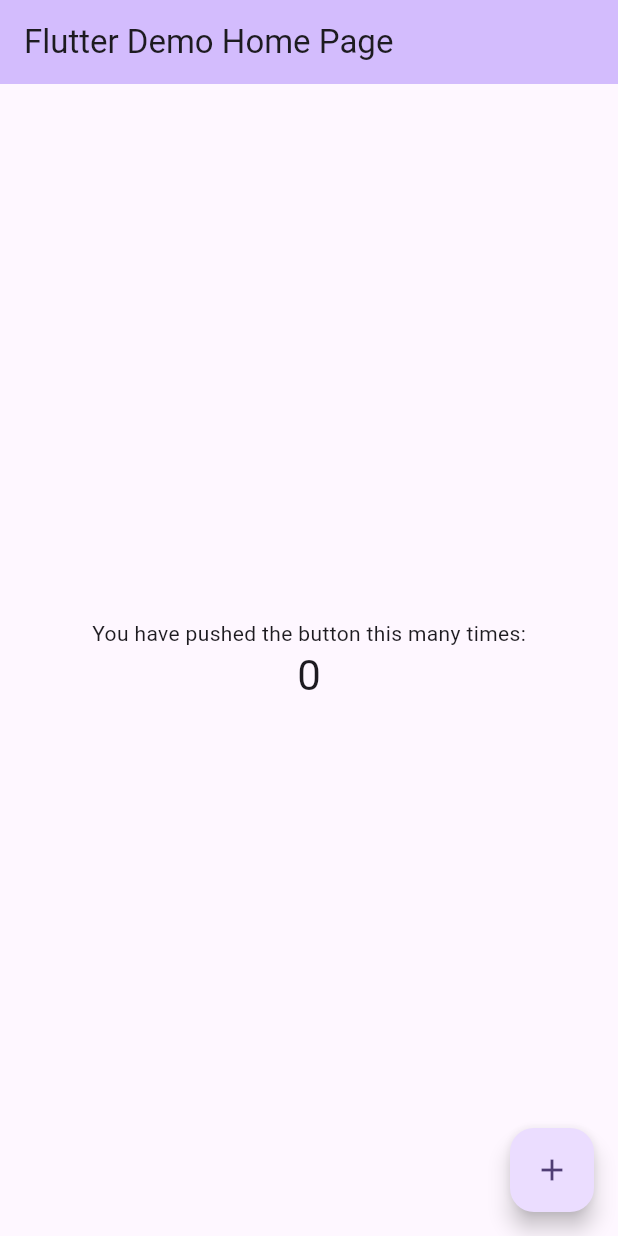
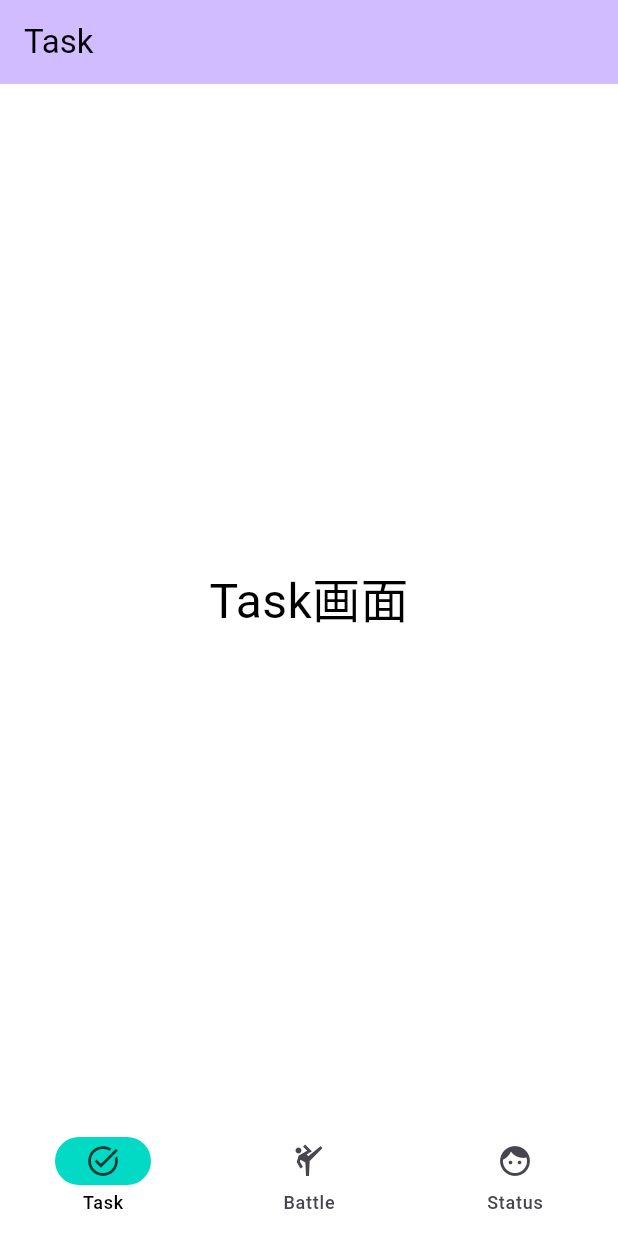
Before and after one commit to Ryoga-88/flutter_hackathon, a Flutter app: the screen it shows after launch, on a phone screen of 412 x 824 dp. Run offline on Flutter 3.47's test engine with Material 3 defaults, Android fonts, the light colour scheme and no system bars.

Commit message:
md navbar

```diff
--- a/lib/main.dart
+++ b/lib/main.dart
@@ -1,122 +1,123 @@
 import 'package:flutter/material.dart';
+import 'src/app.dart';
 
 void main() {
   runApp(const MyApp());
 }
 
-class MyApp extends StatelessWidget {
-  const MyApp({super.key});
+// class MyApp extends StatelessWidget {
+//   const MyApp({super.key});
 
-  // This widget is the root of your application.
-  @override
-  Widget build(BuildContext context) {
-    return MaterialApp(
-      title: 'Flutter Demo',
-      theme: ThemeData(
-        // This is the theme of your application.
-        //
-        // TRY THIS: Try running your application with "flutter run". You'll see
-        // the application has a purple toolbar. Then, without quitting the app,
-        // try changing the seedColor in the colorScheme below to Colors.green
-        // and then invoke "hot reload" (save your changes or press the "hot
-        // reload" button in a Flutter-supported IDE, or press "r" if you used
-        // the command line to start the app).
-        //
-        // Notice that the counter didn't reset back to zero; the application
-        // state is not lost during the reload. To reset the state, use hot
-        // restart instead.
-        //
-        // This works for code too, not just values: Most code changes can be
-        // tested with just a hot reload.
-        colorScheme: ColorScheme.fromSeed(seedColor: Colors.deepPurple),
-      ),
-      home: const MyHomePage(title: 'Flutter Demo Home Page'),
-    );
-  }
-}
+//   // This widget is the root of your application.
+//   @override
+//   Widget build(BuildContext context) {
+//     return MaterialApp(
+//       title: 'Flutter Demo',
+//       theme: ThemeData(
+//         // This is the theme of your application.
+//         //
+//         // TRY THIS: Try running your application with "flutter run". You'll see
+//         // the application has a purple toolbar. Then, without quitting the app,
+//         // try changing the seedColor in the colorScheme below to Colors.green
+//         // and then invoke "hot reload" (save your changes or press the "hot
+//         // reload" button in a Flutter-supported IDE, or press "r" if you used
+//         // the command line to start the app).
+//         //
+//         // Notice that the counter didn't reset back to zero; the application
+//         // state is not lost during the reload. To reset the state, use hot
+//         // restart instead.
+//         //
+//         // This works for code too, not just values: Most code changes can be
+//         // tested with just a hot reload.
+//         colorScheme: ColorScheme.fromSeed(seedColor: Colors.deepPurple),
+//       ),
+//       home: const MyHomePage(title: 'Flutter Demo Home Page'),
+//     );
+//   }
+// }
 
-class MyHomePage extends StatefulWidget {
-  const MyHomePage({super.key, required this.title});
+// class MyHomePage extends StatefulWidget {
+//   const MyHomePage({super.key, required this.title});
 
-  // This widget is the home page of your application. It is stateful, meaning
-  // that it has a State object (defined below) that contains fields that affect
-  // how it looks.
+//   // This widget is the home page of your application. It is stateful, meaning
+//   // that it has a State object (defined below) that contains fields that affect
+//   // how it looks.
 
-  // This class is the configuration for the state. It holds the values (in this
-  // case the title) provided by the parent (in this case the App widget) and
-  // used by the build method of the State. Fields in a Widget subclass are
-  // always marked "final".
+//   // This class is the configuration for the state. It holds the values (in this
+//   // case the title) provided by the parent (in this case the App widget) and
+//   // used by the build method of the State. Fields in a Widget subclass are
+//   // always marked "final".
 
-  final String title;
+//   final String title;
 
-  @override
-  State<MyHomePage> createState() => _MyHomePageState();
-}
+//   @override
+//   State<MyHomePage> createState() => _MyHomePageState();
+// }
 
-class _MyHomePageState extends State<MyHomePage> {
-  int _counter = 0;
+// class _MyHomePageState extends State<MyHomePage> {
+//   int _counter = 0;
 
-  void _incrementCounter() {
-    setState(() {
-      // This call to setState tells the Flutter framework that something has
-      // changed in this State, which causes it to rerun the build method below
-      // so that the display can reflect the updated values. If we changed
-      // _counter without calling setState(), then the build method would not be
-      // called again, and so nothing would appear to happen.
-      _counter++;
-    });
-  }
+//   void _incrementCounter() {
+//     setState(() {
+//       // This call to setState tells the Flutter framework that something has
+//       // changed in this State, which causes it to rerun the build method below
+//       // so that the display can reflect the updated values. If we changed
+//       // _counter without calling setState(), then the build method would not be
+//       // called again, and so nothing would appear to happen.
+//       _counter++;
+//     });
+//   }
 
-  @override
-  Widget build(BuildContext context) {
-    // This method is rerun every time setState is called, for instance as done
-    // by the _incrementCounter method above.
-    //
-    // The Flutter framework has been optimized to make rerunning build methods
-    // fast, so that you can just rebuild anything that needs updating rather
-    // than having to individually change instances of widgets.
-    return Scaffold(
-      appBar: AppBar(
-        // TRY THIS: Try changing the color here to a specific color (to
-        // Colors.amber, perhaps?) and trigger a hot reload to see the AppBar
-        // change color while the other colors stay the same.
-        backgroundColor: Theme.of(context).colorScheme.inversePrimary,
-        // Here we take the value from the MyHomePage object that was created by
-        // the App.build method, and use it to set our appbar title.
-        title: Text(widget.title),
-      ),
-      body: Center(
-        // Center is a layout widget. It takes a single child and positions it
-        // in the middle of the parent.
-        child: Column(
-          // Column is also a layout widget. It takes a list of children and
-          // arranges them vertically. By default, it sizes itself to fit its
-          // children horizontally, and tries to be as tall as its parent.
-          //
-          // Column has various properties to control how it sizes itself and
-          // how it positions its children. Here we use mainAxisAlignment to
-          // center the children vertically; the main axis here is the vertical
-          // axis because Columns are vertical (the cross axis would be
-          // horizontal).
-          //
-          // TRY THIS: Invoke "debug painting" (choose the "Toggle Debug Paint"
-          // action in the IDE, or press "p" in the console), to see the
-          // wireframe for each widget.
-          mainAxisAlignment: MainAxisAlignment.center,
-          children: <Widget>[
-            const Text('You have pushed the button this many times:'),
-            Text(
-              '$_counter',
-              style: Theme.of(context).textTheme.headlineMedium,
-            ),
-          ],
-        ),
-      ),
-      floatingActionButton: FloatingActionButton(
-        onPressed: _incrementCounter,
-        tooltip: 'Increment',
-        child: const Icon(Icons.add),
-      ), // This trailing comma makes auto-formatting nicer for build methods.
-    );
-  }
-}
+//   @override
+//   Widget build(BuildContext context) {
+//     // This method is rerun every time setState is called, for instance as done
+//     // by the _incrementCounter method above.
+//     //
+//     // The Flutter framework has been optimized to make rerunning build methods
+//     // fast, so that you can just rebuild anything that needs updating rather
+//     // than having to individually change instances of widgets.
+//     return Scaffold(
+//       appBar: AppBar(
+//         // TRY THIS: Try changing the color here to a specific color (to
+//         // Colors.amber, perhaps?) and trigger a hot reload to see the AppBar
+//         // change color while the other colors stay the same.
+//         backgroundColor: Theme.of(context).colorScheme.inversePrimary,
+//         // Here we take the value from the MyHomePage object that was created by
+//         // the App.build method, and use it to set our appbar title.
+//         title: Text(widget.title),
+//       ),
+//       body: Center(
+//         // Center is a layout widget. It takes a single child and positions it
+//         // in the middle of the parent.
+//         child: Column(
+//           // Column is also a layout widget. It takes a list of children and
+//           // arranges them vertically. By default, it sizes itself to fit its
+//           // children horizontally, and tries to be as tall as its parent.
+//           //
+//           // Column has various properties to control how it sizes itself and
+//           // how it positions its children. Here we use mainAxisAlignment to
+//           // center the children vertically; the main axis here is the vertical
+//           // axis because Columns are vertical (the cross axis would be
+//           // horizontal).
+//           //
+//           // TRY THIS: Invoke "debug painting" (choose the "Toggle Debug Paint"
+//           // action in the IDE, or press "p" in the console), to see the
+//           // wireframe for each widget.
+//           mainAxisAlignment: MainAxisAlignment.center,
+//           children: <Widget>[
+//             const Text('You have pushed the button this many times:'),
+//             Text(
+//               '$_counter',
+//               style: Theme.of(context).textTheme.headlineMedium,
+//             ),
+//           ],
+//         ),
+//       ),
+//       floatingActionButton: FloatingActionButton(
+//         onPressed: _incrementCounter,
+//         tooltip: 'Increment',
+//         child: const Icon(Icons.add),
+//       ), // This trailing comma makes auto-formatting nicer for build methods.
+//     );
+//   }
+// }
--- /dev/null
+++ b/lib/src/app.dart
@@ -0,0 +1,72 @@
+import 'package:flutter/material.dart';
+import 'config/theme/app_theme.dart';  // テーマをインポート
+import 'screens/task.dart';
+import 'screens/battle.dart';
+import 'screens/status.dart';
+
+class MyApp extends StatelessWidget {
+  const MyApp({super.key});
+
+  @override
+  Widget build(BuildContext context) {
+    return MaterialApp(
+      title: 'Flutter Demo',
+      // カスタムテーマを適用
+      theme: AppTheme.light(),
+      // NavigaionBarのClassを呼び出す
+      home: const BottomNavigation(),
+    );
+  }
+}
+
+class BottomNavigation extends StatefulWidget {
+  const BottomNavigation({super.key});
+
+  @override
+  State<BottomNavigation> createState() => _BottomNavigationState();
+}
+
+class _BottomNavigationState extends State<BottomNavigation> {
+  // 各画面のリスト
+  static const _screens = [
+    TaskScreen(),
+    BattleScreen(),
+    StatusScreen()
+  ];
+  // 選択されている画面のインデックス
+  int _selectedIndex = 0;
+
+  @override
+  Widget build(BuildContext context) {
+    final ThemeData theme = Theme.of(context);
+    return Scaffold(
+      body: _screens[_selectedIndex],
+      // 本題のNavigationBar
+      bottomNavigationBar: NavigationBar(
+        // タップされたタブのインデックスを設定
+        onDestinationSelected: (int index) {
+          setState(() {
+            _selectedIndex = index;
+          });
+        },
+        // テーマからセカンダリカラーを取得して使用
+        indicatorColor: theme.colorScheme.secondary,  // ここを変更
+        selectedIndex: _selectedIndex,
+        destinations: const <Widget>[
+          NavigationDestination(
+            icon: Icon(Icons.task_alt),
+            label: 'Task',
+          ),
+          NavigationDestination(
+            icon: Icon(Icons.sports_martial_arts),
+            label: 'Battle',
+          ),
+          NavigationDestination(
+            icon: Icon(Icons.face),
+            label: 'Status',
+          ),
+        ],
+      )
+    );
+  }
+}
--- /dev/null
+++ b/lib/src/config/theme/app_theme.dart
@@ -0,0 +1,14 @@
+// lib/src/config/theme/app_theme.dart
+import 'package:flutter/material.dart';
+import 'color_schemes.dart';
+
+class AppTheme {
+  // ライトテーマ
+  static ThemeData light() {
+    return ThemeData(
+      colorScheme: lightColorScheme,
+      useMaterial3: true,
+      // その他のテーマ設定を追加可能
+    );
+  }
+}
--- /dev/null
+++ b/lib/src/config/theme/color_schemes.dart
@@ -0,0 +1,58 @@
+// lib/src/config/theme/color_schemes.dart
+import 'package:flutter/material.dart';
+
+// ライトモード用のカラースキーマ定義
+const lightColorScheme = ColorScheme(
+  // 明るさ設定
+  brightness: Brightness.light,
+
+  // メインカラー
+  primary: Color(0xFF6200EE),      // 濃い紫
+  onPrimary: Colors.white,         // 白（primaryの上のテキスト）
+  primaryContainer: Color(0xFFEADDFF), // 薄い紫
+  onPrimaryContainer: Color(0xFF21005E), // 濃い紫（ほぼ黒）
+
+  // セカンダリカラー
+  secondary: Color(0xFF03DAC6),    // ティール
+  onSecondary: Colors.black,       // 黒（secondaryの上のテキスト）
+  secondaryContainer: Color(0xFFCEF6F0), // 薄いティール
+  onSecondaryContainer: Color(0xFF003731), // 濃いティール（ほぼ黒）
+
+  // 第三のカラー
+  tertiary: Color(0xFFFF8A65),     // オレンジ
+  onTertiary: Colors.black,        // 黒（tertiaryの上のテキスト）
+  tertiaryContainer: Color(0xFFFFDBCF), // 薄いオレンジ
+  onTertiaryContainer: Color(0xFF932100), // 濃いオレンジ（ほぼ黒）
+
+  // エラーカラー
+  error: Color(0xFFB00020),        // 赤
+  onError: Colors.white,           // 白（errorの上のテキスト）
+  errorContainer: Color(0xFFFFDAD6), // 薄い赤
+  onErrorContainer: Color(0xFF410002), // 濃い赤（ほぼ黒）
+
+  // 背景色
+  background: Colors.white,        // 白
+  onBackground: Colors.black,      // 黒（backgroundの上のテキスト）
+
+  // 表面色
+  surface: Colors.white,           // 白
+  onSurface: Colors.black,         // 黒（surfaceの上のテキスト）
+
+  // その他のバリエーション
+  surfaceVariant: Color(0xFFE7E0EC), // 薄い灰色
+  onSurfaceVariant: Color(0xFF49454F), // 濃い灰色
+  outline: Color(0xFF79747E),      // 中間の灰色（アウトライン用）
+  outlineVariant: Color(0xFFC4C7C5), // 薄い灰色（無効状態のアウトライン）
+
+  // シャドウとスクリム
+  shadow: Colors.black,            // 影の色
+  scrim: Color(0x99000000),        // 半透明の黒（0.6透明度）
+
+  // 反転色（ダークテーマ中の明るい表面など）
+  inverseSurface: Color(0xFF313033), // 暗い灰色
+  onInverseSurface: Color(0xFFF4EFF4), // 明るい灰色
+  inversePrimary: Color(0xFFD0BCFF), // 明るい紫
+
+  // Material 3 の色合い
+  surfaceTint: Color(0xFF6200EE),  // 表面に色合いを加える色
+);
--- /dev/null
+++ b/lib/src/screens/battle.dart
@@ -0,0 +1,18 @@
+import 'package:flutter/material.dart';
+
+class BattleScreen extends StatelessWidget {
+  const BattleScreen({super.key});
+
+  @override
+  Widget build(BuildContext context) {
+    return Scaffold(
+      appBar: AppBar(
+        backgroundColor: Theme.of(context).colorScheme.inversePrimary,
+        title: const Text('Battle'),
+      ),
+      body: const Center(
+          child: Text('Battle画面', style: TextStyle(fontSize: 32.0))
+      ),
+    );
+  }
+}
--- /dev/null
+++ b/lib/src/screens/status.dart
@@ -0,0 +1,18 @@
+import 'package:flutter/material.dart';
+
+class StatusScreen extends StatelessWidget {
+  const StatusScreen({super.key});
+
+  @override
+  Widget build(BuildContext context) {
+    return Scaffold(
+      appBar: AppBar(
+        backgroundColor: Theme.of(context).colorScheme.inversePrimary,
+        title: const Text('Status'),
+      ),
+      body: const Center(
+          child: Text('Status画面', style: TextStyle(fontSize: 32.0))
+      ),
+    );
+  }
+}
--- /dev/null
+++ b/lib/src/screens/task.dart
@@ -0,0 +1,18 @@
+import 'package:flutter/material.dart';
+
+class TaskScreen extends StatelessWidget {
+  const TaskScreen({super.key});
+
+  @override
+  Widget build(BuildContext context) {
+    return Scaffold(
+      appBar: AppBar(
+        backgroundColor: Theme.of(context).colorScheme.inversePrimary,
+        title: const Text('Task'),
+      ),
+      body: const Center(
+          child: Text('Task画面', style: TextStyle(fontSize: 32.0))
+      ),
+    );
+  }
+}
```
